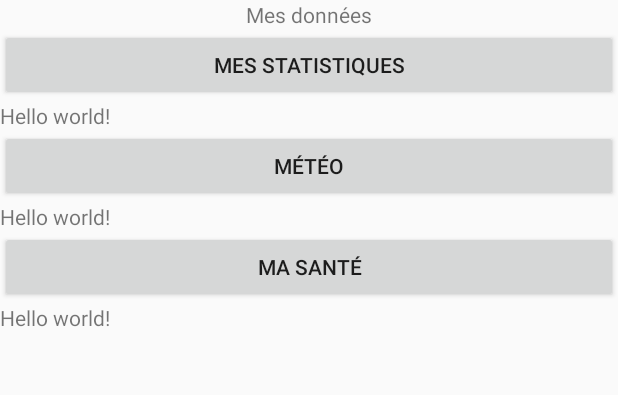
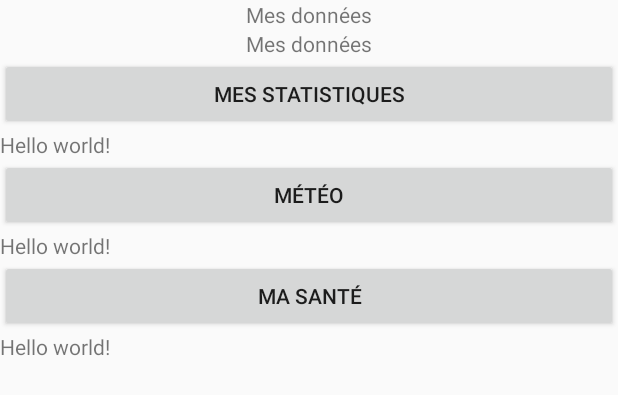
Before and after one commit to cherifyass/Smart-ebike, an Android app: the layout activity_donnees.xml on its own in the app's theme, with its tools: preview values and no code run, on a phone screen of 412 x 824 dp. Shown: the top 395 px of the screen. Run offline under Robolectric (Android 15) with nearby library versions, the phone set to English and light mode, and no system bars.

Commit message:
ajout bouton "mesdonnées"

```diff
--- a/app/src/main/res/layout/activity_donnees.xml
+++ b/app/src/main/res/layout/activity_donnees.xml
@@ -5,6 +5,11 @@
     android:layout_height="fill_parent"
     tools:context="com.esir.si.smarte_bike.Donnees">
 
+    <TextView
+        android:text="@string/donnees"
+        android:gravity="center"
+        android:layout_width="fill_parent"
+        android:layout_height="wrap_content" />
     <TextView
         android:text="@string/donnees"
         android:gravity="center"
```
